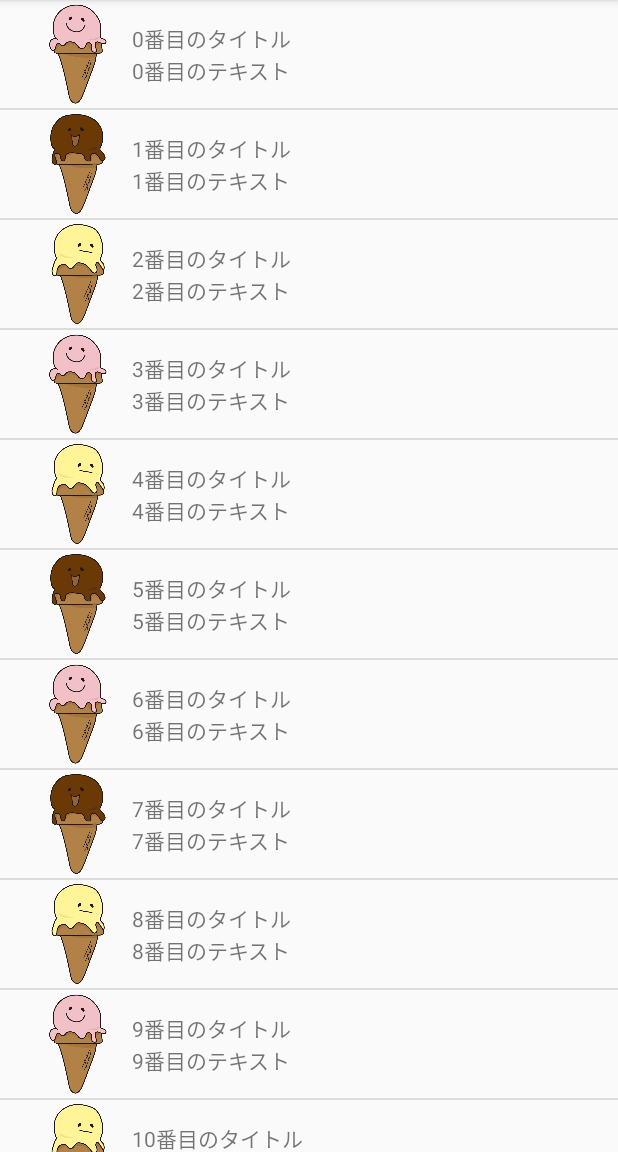
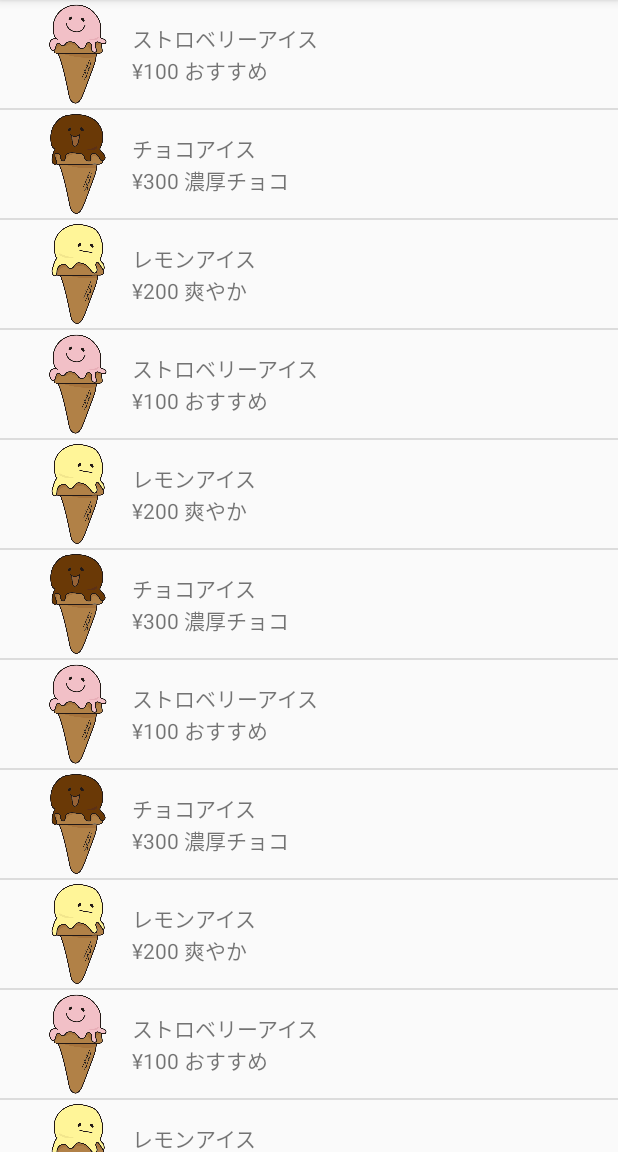
Before and after one commit to pii-programmer/trainningListview, an Android app: the screen it shows after launch (MainActivity), on a phone screen of 412 x 824 dp, the part 84-1236 px from its top. Run offline under Robolectric (Android 15) with nearby library versions, the phone set to English and light mode, and no system bars.

Commit message:
リストをタップして全部ストロベリーアイスになってしまう

```diff
--- a/app/build.gradle
+++ b/app/build.gradle
@@ -23,6 +23,12 @@ android {
     }
 }
 
+repositories {
+    jcenter()
+    // artifacts are published to this repository
+    maven { url "https://kotlin.bintray.com/kotlinx" }
+}
+
 dependencies {
     implementation fileTree(dir: 'libs', include: ['*.jar'])
     implementation "org.jetbrains.kotlin:kotlin-stdlib-jdk7:$kotlin_version"
--- a/app/src/main/java/com/example/trainninglistview/CustomAdapter.kt
+++ b/app/src/main/java/com/example/trainninglistview/CustomAdapter.kt
@@ -22,13 +22,13 @@ class CustomAdapter(context: Context, list:ArrayList<Data>) : ArrayAdapter<Data>
         //一行分のデータを取得する
         data = getItem(position) as Data
         when {
-            data.icon == "a" -> {
+            data.icon == "strawberry" -> {
                 view?.findViewById<ImageView>(R.id.icon)?.setImageResource(R.drawable.ice_strawberry)
             }
-            data.icon == "b" -> {
+            data.icon == "lemon" -> {
                 view?.findViewById<ImageView>(R.id.icon)?.setImageResource(R.drawable.ice_remon)
             }
-            data.icon == "c" -> {
+            data.icon == "choco" -> {
                 view?.findViewById<ImageView>(R.id.icon)?.setImageResource(R.drawable.ice_choco)
             }
         }
--- a/app/src/main/java/com/example/trainninglistview/MainActivity.kt
+++ b/app/src/main/java/com/example/trainninglistview/MainActivity.kt
@@ -1,18 +1,11 @@
 package com.example.trainninglistview
 
-import android.content.Context
 import android.content.Intent
 import android.os.Bundle
-import android.util.Log
 import com.google.android.material.floatingactionbutton.FloatingActionButton
 import com.google.android.material.snackbar.Snackbar
 import androidx.appcompat.app.AppCompatActivity
-import android.view.View
-import android.view.ViewGroup
-import android.widget.*
 import kotlinx.android.synthetic.main.activity_main.*
-import kotlinx.android.synthetic.main.row_view.*
-import kotlinx.android.synthetic.main.row_view.view.*
 
 
 class MainActivity : AppCompatActivity() {
@@ -21,21 +14,25 @@ class MainActivity : AppCompatActivity() {
         super.onCreate(savedInstanceState)
         setContentView(R.layout.activity_main)
 
-        // カスタムアダプターに渡すデータリスト(Data)を作るラムダ式で
+        // カスタムアダプターに渡すデータ(Data)をラムダ式で作る
         val dataList = arrayListOf<Data>()
             for (i in 0..100){
                 dataList.add(Data().apply {
-                title = "${i}番目のタイトル"
-                text = "${i}番目のテキスト"
                     when{
                         i %3 == 0 -> {
-                        this.icon = "a"
+                            icon = "strawberry"
+                            title = "ストロベリーアイス"
+                            text = "¥100 おすすめ"
                         }
                         i %2 == 0 -> {
-                        this.icon = "b"
+                            icon = "lemon"
+                            title = "レモンアイス"
+                            text = "¥200 爽やか"
                         }
                         else -> {
-                        this.icon = "c"
+                            icon = "choco"
+                            title = "チョコアイス"
+                            text = "¥300 濃厚チョコ"
                         }
                     }
                 })
@@ -45,30 +42,39 @@ class MainActivity : AppCompatActivity() {
         val adapter = CustomAdapter(this, dataList)
         list_view.adapter = adapter
 
-        // リストビューのクリックリスナーの書き方： list_view.setOnItemClickListener{adapterView, , view, position, id -> ..ここに処理..}
+        // リストビューのクリックリスナー
+        list_view.setOnItemClickListener { parent, view, position, id ->
+            val intent = Intent(this, SubActivity::class.java)
+
+            val iceCreamS = parent.getItemAtPosition(0).toString()
+            val iceCreamC = parent.getItemAtPosition(1).toString()
+            val iceCreamL = parent.getItemAtPosition(2).toString()
+
+            val state = DataState(iceCreamS, iceCreamC, iceCreamL)
+
+            intent.putExtra("ICE_CREAM", state)
+            startActivity(intent)
+        }
+
+//        list_view.setOnItemClickListener { parent, view, position, id ->
 //
-//        list_view.setOnItemClickListener { parent, view, position, id ->
-//            parent.getItemAtPosition(dataList.title)
+//            val iceCreamC = parent.getItemAtPosition(1).toString()
 //            val intent = Intent(this, SubActivity::class.java)
-//            intent.putExtra("USER_SELECTED_LIST", "a")
+//            intent.putExtra("ICE_CREAM", iceCreamC)
 //            startActivity(intent)
 //        }
 //
 //        list_view.setOnItemClickListener { parent, view, position, id ->
-//            parent.getItemAtPosition(position)
+//
+//            val iceCreamL = parent.getItemAtPosition(2).toString()
 //            val intent = Intent(this, SubActivity::class.java)
-//            intent.putExtra("USER_SELECTED_LIST", "b")
-//            startActivity(intent)
-//        }
-//
-//        list_view.setOnItemClickListener { parent, view, position, id ->
-//            parent.getItemAtPosition(position)
-//            val intent = Intent(this, SubActivity::class.java)
-//            intent.putExtra("USER_SELECTED_LIST", "c")
+//            intent.putExtra("ICE_CREAM", iceCreamL)
 //            startActivity(intent)
 //        }
     }
 }
+
+
 
 //  トースト表示はできた
 //  Toast.makeText(applicationContext, userSelectedList.toString(), Toast.LENGTH_SHORT).show()
```
Also changed, not shown: app/src/main/java/com/example/trainninglistview/DataState.kt (added, +9 -0 lines), app/src/main/java/com/example/trainninglistview/SubActivity.kt (+38 -15 lines), app/src/main/res/layout/activity_sub.xml (+9 -30 lines). Lines whose indentation alone changed are shown as unchanged.
